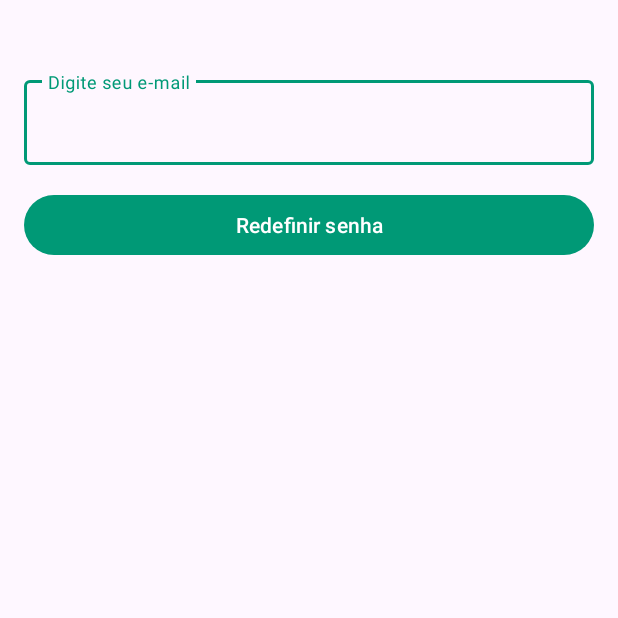
After one commit to NickHirata/marketplace_android, an Android app: the RedefinirSenhaActivity screen opened directly, with no data from a screen before it, on a phone screen of 412 x 824 dp, the top half of it. The commit adds this screen. Run offline under Robolectric (Android 15) with nearby library versions, the phone set to English and light mode, and no system bars; our stand-ins replace Firebase (no records; nobody signed in at launch, a user with empty details on screens opened directly).

Commit message:
Listar clientes e redefinir senha

```diff
--- a/app/src/main/AndroidManifest.xml
+++ b/app/src/main/AndroidManifest.xml
@@ -37,6 +37,8 @@
         <activity android:name=".AvaliacaoActivity" />
         <activity android:name=".AlterarSenhaActivity" />
         <activity android:name=".CommentsActivity" />
+        <activity android:name=".RedefinirSenhaActivity" />
+
 
 
 
--- a/app/src/main/kotlin/br/com/projeto_android/PerfilActivity.kt
+++ b/app/src/main/kotlin/br/com/projeto_android/PerfilActivity.kt
@@ -45,6 +45,7 @@ class PerfilActivity : AppCompatActivity() {
             Toast.makeText(this, "Editando perfil...", Toast.LENGTH_SHORT).show()
             val intent = Intent(this, EditarPerfilActivity::class.java)
             startActivity(intent)
+
         }
 
         btnListarClientes.setOnClickListener {
--- /dev/null
+++ b/app/src/main/kotlin/br/com/projeto_android/RedefinirSenhaActivity.kt
@@ -0,0 +1,74 @@
+package br.com.projeto_android
+
+import android.os.Bundle
+import android.widget.Toast
+import androidx.appcompat.app.AppCompatActivity
+import com.google.android.material.button.MaterialButton
+import com.google.android.material.textfield.TextInputEditText
+import com.google.android.material.textfield.TextInputLayout
+import com.google.firebase.auth.FirebaseAuth
+import com.google.firebase.firestore.FirebaseFirestore
+
+class RedefinirSenhaActivity : AppCompatActivity() {
+
+    private lateinit var emailInputLayout: TextInputLayout
+    private lateinit var emailEditText: TextInputEditText
+    private lateinit var resetPasswordButton: MaterialButton
+    private lateinit var auth: FirebaseAuth
+    private lateinit var db: FirebaseFirestore
+
+    override fun onCreate(savedInstanceState: Bundle?) {
+        super.onCreate(savedInstanceState)
+        setContentView(R.layout.activity_redefinir_senha)
+
+        // Inicializar Firebase e componentes da UI
+        auth = FirebaseAuth.getInstance()
+        db = FirebaseFirestore.getInstance()
+
+        emailInputLayout = findViewById(R.id.emailInputLayout)
+        emailEditText = findViewById(R.id.emailEditText)
+        resetPasswordButton = findViewById(R.id.resetPasswordButton)
+
+        // Configurar clique no botão de redefinição
+        resetPasswordButton.setOnClickListener {
+            val email = emailEditText.text.toString().trim()
+
+            if (email.isEmpty()) {
+                emailInputLayout.error = "E-mail é obrigatório"
+            } else {
+                emailInputLayout.error = null
+                verificarEEnviarEmail(email)
+            }
+        }
+    }
+
+    private fun verificarEEnviarEmail(email: String) {
+        // Verificar no Firestore se o e-mail está cadastrado
+        db.collection("login")
+            .whereEqualTo("cnpj_email", email)
+            .get()
+            .addOnSuccessListener { documents ->
+                if (!documents.isEmpty) {
+                    // E-mail encontrado, enviar redefinição de senha
+                    enviarEmailRedefinicao(email)
+                } else {
+                    Toast.makeText(this, "E-mail não encontrado no sistema", Toast.LENGTH_SHORT).show()
+                }
+            }
+            .addOnFailureListener { e ->
+                Toast.makeText(this, "Erro ao verificar e-mail: ${e.message}", Toast.LENGTH_SHORT).show()
+            }
+    }
+
+    private fun enviarEmailRedefinicao(email: String) {
+        auth.sendPasswordResetEmail(email)
+            .addOnCompleteListener { task ->
+                if (task.isSuccessful) {
+                    Toast.makeText(this, "E-mail de redefinição enviado com sucesso", Toast.LENGTH_SHORT).show()
+                    finish() // Fecha a atividade após sucesso
+                } else {
+                    Toast.makeText(this, "Erro ao enviar e-mail: ${task.exception?.message}", Toast.LENGTH_SHORT).show()
+                }
+            }
+    }
+}
--- /dev/null
+++ b/app/src/main/res/layout/activity_redefinir_senha.xml
@@ -0,0 +1,40 @@
+<?xml version="1.0" encoding="utf-8"?>
+<androidx.constraintlayout.widget.ConstraintLayout
+    xmlns:android="http://schemas.android.com/apk/res/android"
+    xmlns:app="http://schemas.android.com/apk/res-auto"
+    xmlns:tools="http://schemas.android.com/tools"
+    android:layout_width="match_parent"
+    android:layout_height="match_parent"
+    android:padding="16dp"
+    tools:context=".RedefinirSenhaActivity">
+
+    <!-- Campo de e-mail -->
+    <com.google.android.material.textfield.TextInputLayout
+        android:id="@+id/emailInputLayout"
+        android:layout_width="0dp"
+        android:layout_height="wrap_content"
+        android:hint="Digite seu e-mail"
+        app:layout_constraintTop_toTopOf="parent"
+        app:layout_constraintStart_toStartOf="parent"
+        app:layout_constraintEnd_toEndOf="parent"
+        android:layout_marginTop="32dp">
+
+        <com.google.android.material.textfield.TextInputEditText
+            android:id="@+id/emailEditText"
+            android:layout_width="match_parent"
+            android:layout_height="wrap_content"
+            android:inputType="textEmailAddress" />
+    </com.google.android.material.textfield.TextInputLayout>
+
+    <!-- Botão de redefinição -->
+    <com.google.android.material.button.MaterialButton
+        android:id="@+id/resetPasswordButton"
+        android:layout_width="0dp"
+        android:layout_height="wrap_content"
+        android:layout_marginTop="16dp"
+        android:text="Redefinir senha"
+        app:layout_constraintTop_toBottomOf="@+id/emailInputLayout"
+        app:layout_constraintStart_toStartOf="parent"
+        app:layout_constraintEnd_toEndOf="parent" />
+
+</androidx.constraintlayout.widget.ConstraintLayout>
```
Also changed, not shown: app/src/main/kotlin/br/com/projeto_android/ClienteAdapter.kt (added, +33 -0 lines), app/src/main/kotlin/br/com/projeto_android/ListaClientesActivity.kt (+31 -83 lines), app/src/main/kotlin/br/com/projeto_android/LoginActivity.kt (+10 -2 lines), app/src/main/res/layout/activity_login.xml (+21 -6 lines), app/src/main/kotlin/br/com/projeto_android/EditarPerfilActivity.kt (line endings or trailing spaces), 1 other file.
